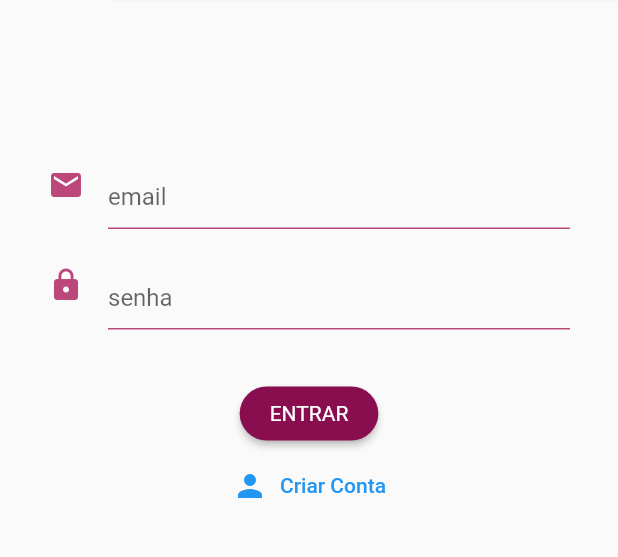
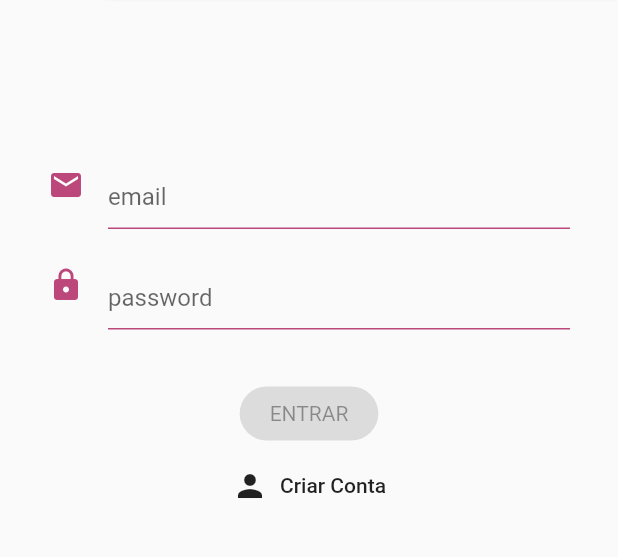
Before and after one commit to windstonp/flutter_tests, a Flutter app: the screen it shows after launch, on a phone screen of 412 x 824 dp, the part 368-925 px from its top. Run offline on Flutter 3.47's test engine with Material 2 defaults, Android fonts, the light colour scheme and no system bars.

Commit message:
create first tests for login_page widgets

```diff
--- a/lib/ui/components/app.dart
+++ b/lib/ui/components/app.dart
@@ -50,6 +50,9 @@ class App extends StatelessWidget {
                   backgroundColor: primaryColor,
                   surfaceTintColor: primaryColorLight,
                   textStyle: Theme.of(context).textTheme.bodyMedium)),
+          textButtonTheme: TextButtonThemeData(
+              style: ButtonStyle(
+                  foregroundColor: MaterialStateProperty.all(Colors.black87))),
           colorScheme:
               ColorScheme.fromSwatch().copyWith(secondary: primaryColor)),
       home: const LoginPage(),
--- a/lib/ui/pages/login_page.dart
+++ b/lib/ui/pages/login_page.dart
@@ -26,12 +26,12 @@ class LoginPage extends StatelessWidget {
                     padding: const EdgeInsets.only(top: 8, bottom: 32),
                     child: TextFormField(
                       decoration: const InputDecoration(
-                          labelText: "senha", icon: Icon(Icons.lock)),
+                          labelText: "password", icon: Icon(Icons.lock)),
                       obscureText: true,
                     ),
                   ),
                   ElevatedButton(
-                    onPressed: () {},
+                    onPressed: null,
                     child: Text("Entrar".toUpperCase()),
                   ),
                   TextButton.icon(
```
Also changed, not shown: 2 other files.
